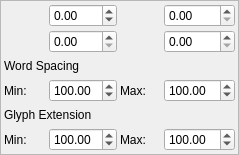
Before: the Qt Designer form scribus/ui/propertywidget_advancedbase.ui in nitramr/scribus-indigo, drawn with Qt 5.
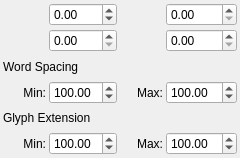
After: the same form once the commit is applied. Custom widgets are drawn as their Qt base class.

Commit message: Scribus base 21 nov

The edit to the form file:
```diff
--- a/scribus/ui/propertywidget_advancedbase.ui
+++ b/scribus/ui/propertywidget_advancedbase.ui
@@ -6,18 +6,21 @@
    <rect>
     <x>0</x>
     <y>0</y>
-    <width>239</width>
-    <height>155</height>
+    <width>240</width>
+    <height>158</height>
    </rect>
   </property>
   <property name="windowTitle">
    <string>Frame</string>
   </property>
   <property name="frameShape">
-   <enum>QFrame::StyledPanel</enum>
+   <enum>QFrame::Box</enum>
   </property>
   <property name="frameShadow">
-   <enum>QFrame::Raised</enum>
+   <enum>QFrame::Plain</enum>
+  </property>
+  <property name="lineWidth">
+   <number>0</number>
   </property>
   <layout class="QGridLayout" name="gridLayout">
    <property name="margin">
@@ -26,20 +29,48 @@
    <property name="spacing">
     <number>3</number>
    </property>
+   <item row="0" column="0" colspan="3">
+    <layout class="QGridLayout" name="gridLayout_2">
+     <item row="1" column="2">
+      <widget class="QLabel" name="scaleVLabel">
+       <property name="text">
+        <string/>
+       </property>
+       <property name="alignment">
+        <set>Qt::AlignRight|Qt::AlignTrailing|Qt::AlignVCenter</set>
+       </property>
+      </widget>
+     </item>
+     <item row="3" column="1">
+      <widget class="ScrSpinBox" name="minWordTrackingSpinBox">
+       <property name="minimum">
+        <double>1.000000000000000</double>
+       </property>
+       <property name="maximum">
+        <double>200.000000000000000</double>
+       </property>
+       <property name="value">
+        <double>100.000000000000000</double>
+       </property>
+      </widget>
+     </item>
+     <item row="3" column="2">
+      <widget class="QLabel" name="normWordTrackingLabel">
+       <property name="text">
+        <string>Max:</string>
+       </property>
+       <property name="alignment">
+        <set>Qt::AlignRight|Qt::AlignTrailing|Qt::AlignVCenter</set>
+       </property>
+      </widget>
+     </item>
    <item row="0" column="0">
     <widget class="QLabel" name="textBaseLabel">
      <property name="text">
       <string/>
      </property>
-    </widget>
-   </item>
-   <item row="0" column="1">
-    <widget class="ScrSpinBox" name="textBase">
-     <property name="minimum">
-      <double>-100.000000000000000</double>
-     </property>
-     <property name="maximum">
-      <double>100.000000000000000</double>
+       <property name="alignment">
+        <set>Qt::AlignRight|Qt::AlignTrailing|Qt::AlignVCenter</set>
      </property>
     </widget>
    </item>
@@ -48,54 +79,46 @@
      <property name="text">
       <string/>
      </property>
-    </widget>
-   </item>
-   <item row="0" column="3">
-    <widget class="ScrSpinBox" name="tracking"/>
-   </item>
+       <property name="alignment">
+        <set>Qt::AlignRight|Qt::AlignTrailing|Qt::AlignVCenter</set>
+       </property>
+      </widget>
+     </item>
    <item row="1" column="0">
     <widget class="QLabel" name="scaleHLabel">
      <property name="text">
       <string/>
      </property>
-    </widget>
-   </item>
+       <property name="alignment">
+        <set>Qt::AlignRight|Qt::AlignTrailing|Qt::AlignVCenter</set>
+       </property>
+      </widget>
+     </item>
+     <item row="3" column="0">
+      <widget class="QLabel" name="minWordTrackingLabel">
+       <property name="text">
+        <string>Min:</string>
+       </property>
+       <property name="alignment">
+        <set>Qt::AlignRight|Qt::AlignTrailing|Qt::AlignVCenter</set>
+       </property>
+      </widget>
+     </item>
+     <item row="0" column="3">
+      <widget class="ScrSpinBox" name="tracking"/>
+     </item>
    <item row="1" column="1">
     <widget class="ScrSpinBox" name="scaleH"/>
    </item>
-   <item row="1" column="2">
-    <widget class="QLabel" name="scaleVLabel">
-     <property name="text">
-      <string/>
-     </property>
-    </widget>
-   </item>
    <item row="1" column="3">
     <widget class="ScrSpinBox" name="scaleV"/>
    </item>
-   <item row="2" column="0" colspan="2">
-    <widget class="QLabel" name="wordTrackingLabel">
-     <property name="text">
-      <string>Word Spacing</string>
-     </property>
-    </widget>
-   </item>
-   <item row="3" column="0">
-    <widget class="QLabel" name="minWordTrackingLabel">
-     <property name="text">
-      <string>Min:</string>
-     </property>
-    </widget>
-   </item>
-   <item row="3" column="1">
-    <widget class="ScrSpinBox" name="minWordTrackingSpinBox">
+     <item row="0" column="1">
+      <widget class="ScrSpinBox" name="textBase">
      <property name="minimum">
-      <double>1.000000000000000</double>
+        <double>-100.000000000000000</double>
      </property>
      <property name="maximum">
-      <double>200.000000000000000</double>
-     </property>
-     <property name="value">
       <double>100.000000000000000</double>
      </property>
     </widget>
@@ -113,25 +136,14 @@
      </property>
     </widget>
    </item>
-   <item row="3" column="2">
-    <widget class="QLabel" name="normWordTrackingLabel">
-     <property name="text">
-      <string>Max:</string>
-     </property>
-    </widget>
-   </item>
-   <item row="4" column="0" colspan="2">
-    <widget class="QLabel" name="glyphExtensionLabel">
-     <property name="text">
-      <string>Glyph Extension</string>
-     </property>
-    </widget>
-   </item>
    <item row="5" column="0">
     <widget class="QLabel" name="minGlyphExtensionLabel">
      <property name="text">
       <string>Min:</string>
      </property>
+       <property name="alignment">
+        <set>Qt::AlignRight|Qt::AlignTrailing|Qt::AlignVCenter</set>
+       </property>
     </widget>
    </item>
    <item row="5" column="1">
@@ -147,25 +159,44 @@
      </property>
     </widget>
    </item>
-   <item row="5" column="3">
-    <widget class="ScrSpinBox" name="maxGlyphExtSpinBox">
-     <property name="minimum">
-      <double>90.000000000000000</double>
-     </property>
-     <property name="maximum">
-      <double>110.000000000000000</double>
-     </property>
-     <property name="value">
-      <double>100.000000000000000</double>
-     </property>
-    </widget>
-   </item>
    <item row="5" column="2">
     <widget class="QLabel" name="maxGlyphExtensionLabel">
      <property name="text">
       <string>Max:</string>
      </property>
-    </widget>
+       <property name="alignment">
+        <set>Qt::AlignRight|Qt::AlignTrailing|Qt::AlignVCenter</set>
+       </property>
+      </widget>
+     </item>
+     <item row="5" column="3">
+      <widget class="ScrSpinBox" name="maxGlyphExtSpinBox">
+       <property name="minimum">
+        <double>90.000000000000000</double>
+       </property>
+       <property name="maximum">
+        <double>110.000000000000000</double>
+       </property>
+       <property name="value">
+        <double>100.000000000000000</double>
+       </property>
+      </widget>
+     </item>
+     <item row="2" column="0" colspan="4">
+      <widget class="QLabel" name="wordTrackingLabel">
+       <property name="text">
+        <string>Word Spacing</string>
+       </property>
+      </widget>
+     </item>
+     <item row="4" column="0" colspan="4">
+      <widget class="QLabel" name="glyphExtensionLabel">
+       <property name="text">
+        <string>Glyph Extension</string>
+       </property>
+      </widget>
+     </item>
+    </layout>
    </item>
   </layout>
  </widget>
```
Left out of the diff: 11 changed lines with no effect on the pictures. Lines whose indentation alone changed are shown as unchanged. The commit also changes 128 other files.
